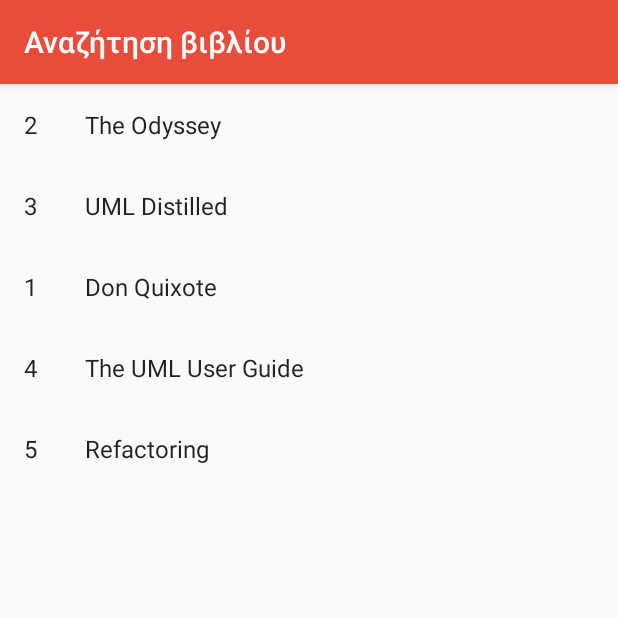
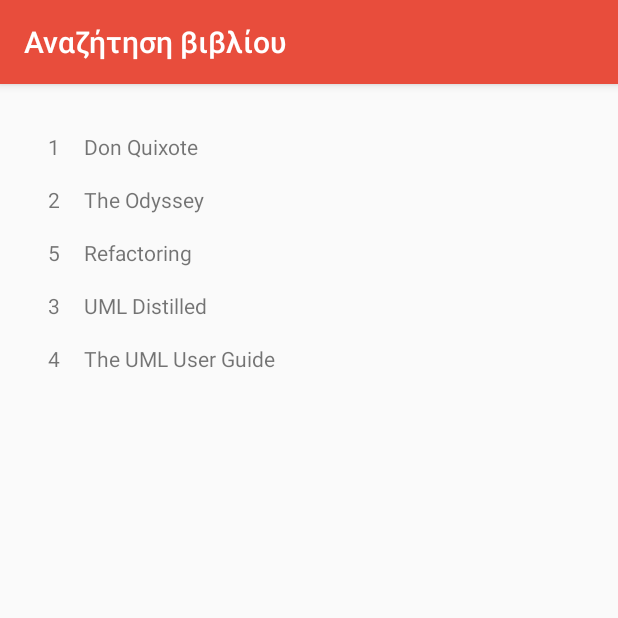
Before and after one commit to diamantidakos/Library, an Android app: the BookSearchActivity screen opened directly, with no data from a screen before it, on a phone screen of 412 x 824 dp, the top half of it. Run offline under Robolectric (Android 15) with nearby library versions, the phone set to English and light mode, and no system bars.

Commit message:
Code cleanup for book search activity

```diff
--- a/app/src/main/java/com/mgiandia/library/view/Book/Search/BookRecyclerViewAdapter.java
+++ b/app/src/main/java/com/mgiandia/library/view/Book/Search/BookRecyclerViewAdapter.java
@@ -9,19 +9,16 @@ import androidx.recyclerview.widget.RecyclerView;
 
 import com.mgiandia.library.R;
 import com.mgiandia.library.domain.Book;
-import com.mgiandia.library.domain.Item;
 
 import java.util.List;
 
-/**
- * TODO: Replace the implementation with code for your data type.
- */
 public class BookRecyclerViewAdapter extends RecyclerView.Adapter<BookRecyclerViewAdapter.ViewHolder> {
 
     private final List<Book> mValues;
     private final ItemSelectionListener listener;
 
-    public BookRecyclerViewAdapter(List<Book> items, ItemSelectionListener listener) {
+    public BookRecyclerViewAdapter(List<Book> items,
+                                   ItemSelectionListener listener) {
         mValues = items;
         this.listener = listener;
     }
@@ -29,19 +26,20 @@ public class BookRecyclerViewAdapter extends RecyclerView.Adapter<BookRecyclerVi
     @Override
     public ViewHolder onCreateViewHolder(ViewGroup parent, int viewType) {
 
-        return new ViewHolder(LayoutInflater.from(parent.getContext()).inflate(R.layout.fragment_item, parent, false));
-
+        return new ViewHolder(LayoutInflater.from(parent.getContext())
+                .inflate(R.layout.book_list_item, parent, false));
     }
 
     @Override
-    public void onBindViewHolder(final ViewHolder holder, int position) {
-        holder.mItem = mValues.get(position);
-        holder.mIdView.setText(String.valueOf(mValues.get(position).getId()));
-        holder.mContentView.setText(mValues.get(position).getTitle());
-        holder.mContentView.setOnClickListener(new View.OnClickListener() {
+    public void onBindViewHolder(ViewHolder holder, int position) {
+
+        final Book currentItem = mValues.get(position);
+        holder.txtItemId.setText(String.valueOf(currentItem.getId()));
+        holder.txtItemTitle.setText(currentItem.getTitle());
+        holder.txtItemTitle.setOnClickListener(new View.OnClickListener() {
             @Override
             public void onClick(View view) {
-                listener.selectBook(holder.mItem);
+                listener.selectBook(currentItem);
             }
         });
     }
@@ -52,19 +50,18 @@ public class BookRecyclerViewAdapter extends RecyclerView.Adapter<BookRecyclerVi
     }
 
     public class ViewHolder extends RecyclerView.ViewHolder {
-        public final TextView mIdView;
-        public final TextView mContentView;
-        public Book mItem;
+        public final TextView txtItemId;
+        public final TextView txtItemTitle;
 
         public ViewHolder(View view) {
             super(view);
-            mIdView = view.findViewById(R.id.item_number);
-            mContentView = view.findViewById(R.id.content);
+            txtItemId = view.findViewById(R.id.txt_item_id);
+            txtItemTitle = view.findViewById(R.id.txt_item_title);
         }
 
         @Override
         public String toString() {
-            return super.toString() + " '" + mContentView.getText() + "'";
+            return super.toString() + " '" + txtItemTitle.getText() + "'";
         }
     }
 
--- a/app/src/main/java/com/mgiandia/library/view/Book/Search/BookSearchActivity.java
+++ b/app/src/main/java/com/mgiandia/library/view/Book/Search/BookSearchActivity.java
@@ -2,6 +2,7 @@ package com.mgiandia.library.view.Book.Search;
 
 import android.content.Intent;
 import android.os.Bundle;
+import android.util.Log;
 
 import androidx.appcompat.app.AppCompatActivity;
 import androidx.lifecycle.ViewModelProvider;
@@ -38,12 +39,14 @@ public class BookSearchActivity extends AppCompatActivity implements BookSearchV
             String titleCriterion = intent.getStringExtra(BOOK_TITLE_EXTRA);
             String authorCriterion = intent.getStringExtra(AUTHOR_NAME_EXTRA);
             viewModel.getPresenter().search(titleCriterion, authorCriterion);
+            Log.d("BookSearchActivity", "Received search criteria: " + titleCriterion + " " + authorCriterion);
         }
 
         // ui initialization
         RecyclerView recyclerView = findViewById(R.id.recyclerView);
         recyclerView.setLayoutManager(new LinearLayoutManager(this));
         List<Book> bookList = new ArrayList<>(viewModel.getPresenter().getSearchResult());
+        Log.d("BookSearchActivity", "Retrieved " + bookList.size() + " items");
         recyclerView.setAdapter(new BookRecyclerViewAdapter(bookList, this));
 
     }
--- a/app/src/main/java/com/mgiandia/library/view/Book/Search/BookSearchAdapter.java
+++ /dev/null
@@ -1,4 +0,0 @@
-package com.mgiandia.library.view.Book.Search;
-
-public class BookSearchAdapter {
-}
--- a/app/src/main/res/layout/activity_book_search.xml
+++ b/app/src/main/res/layout/activity_book_search.xml
@@ -9,5 +9,14 @@
     <androidx.recyclerview.widget.RecyclerView
         android:id="@+id/recyclerView"
         android:layout_width="match_parent"
-        android:layout_height="match_parent" />
+        android:layout_height="match_parent"
+        android:layout_marginStart="16dp"
+        android:layout_marginTop="16dp"
+        android:layout_marginEnd="16dp"
+        android:layout_marginBottom="16dp"
+        app:layout_constraintBottom_toBottomOf="parent"
+        app:layout_constraintEnd_toEndOf="parent"
+        app:layout_constraintStart_toStartOf="parent"
+        app:layout_constraintTop_toTopOf="parent"
+        app:layout_constraintVertical_bias="1.0" />
 </androidx.constraintlayout.widget.ConstraintLayout>
--- /dev/null
+++ b/app/src/main/res/layout/book_list_item.xml
@@ -0,0 +1,27 @@
+<?xml version="1.0" encoding="utf-8"?>
+<androidx.constraintlayout.widget.ConstraintLayout xmlns:android="http://schemas.android.com/apk/res/android"
+    xmlns:app="http://schemas.android.com/apk/res-auto"
+    xmlns:tools="http://schemas.android.com/tools"
+    android:layout_width="match_parent"
+    android:layout_height="wrap_content">
+
+    <TextView
+        android:id="@+id/txt_item_id"
+        android:layout_width="wrap_content"
+        android:layout_height="wrap_content"
+        android:layout_marginStart="16dp"
+        android:layout_marginTop="16dp"
+        android:text="TextView"
+        app:layout_constraintStart_toStartOf="parent"
+        app:layout_constraintTop_toTopOf="parent" />
+
+    <TextView
+        android:id="@+id/txt_item_title"
+        android:layout_width="wrap_content"
+        android:layout_height="wrap_content"
+        android:layout_marginStart="16dp"
+        android:layout_marginTop="16dp"
+        android:text="TextView"
+        app:layout_constraintStart_toEndOf="@+id/txt_item_id"
+        app:layout_constraintTop_toTopOf="parent" />
+</androidx.constraintlayout.widget.ConstraintLayout>
--- a/app/src/main/res/layout/fragment_item.xml
+++ b/app/src/main/res/layout/fragment_item.xml
@@ -5,14 +5,14 @@
     android:orientation="horizontal">
 
     <TextView
-        android:id="@+id/item_number"
+        android:id="@+id/txt_item_id"
         android:layout_width="wrap_content"
         android:layout_height="wrap_content"
         android:layout_margin="@dimen/text_margin"
         android:textAppearance="?attr/textAppearanceListItem" />
 
     <TextView
-        android:id="@+id/content"
+        android:id="@+id/txt_item_title"
         android:layout_width="wrap_content"
         android:layout_height="wrap_content"
         android:layout_margin="@dimen/text_margin"
--- a/app/src/main/res/layout/fragment_item_list.xml
+++ b/app/src/main/res/layout/fragment_item_list.xml
@@ -10,4 +10,4 @@
     android:layout_marginRight="16dp"
     app:layoutManager="LinearLayoutManager"
     tools:context=".view.reservation.BookFragment"
-    tools:listitem="@layout/fragment_item" />
+    tools:listitem="@layout/book_list_item" />
--- a/app/src/main/res/values/dimens.xml
+++ b/app/src/main/res/values/dimens.xml
@@ -1,4 +1,4 @@
 <?xml version="1.0" encoding="utf-8"?>
 <resources>
-    <dimen name="text_margin">16dp</dimen>
+    <dimen name="text_margin">8dp</dimen>
 </resources>
```
